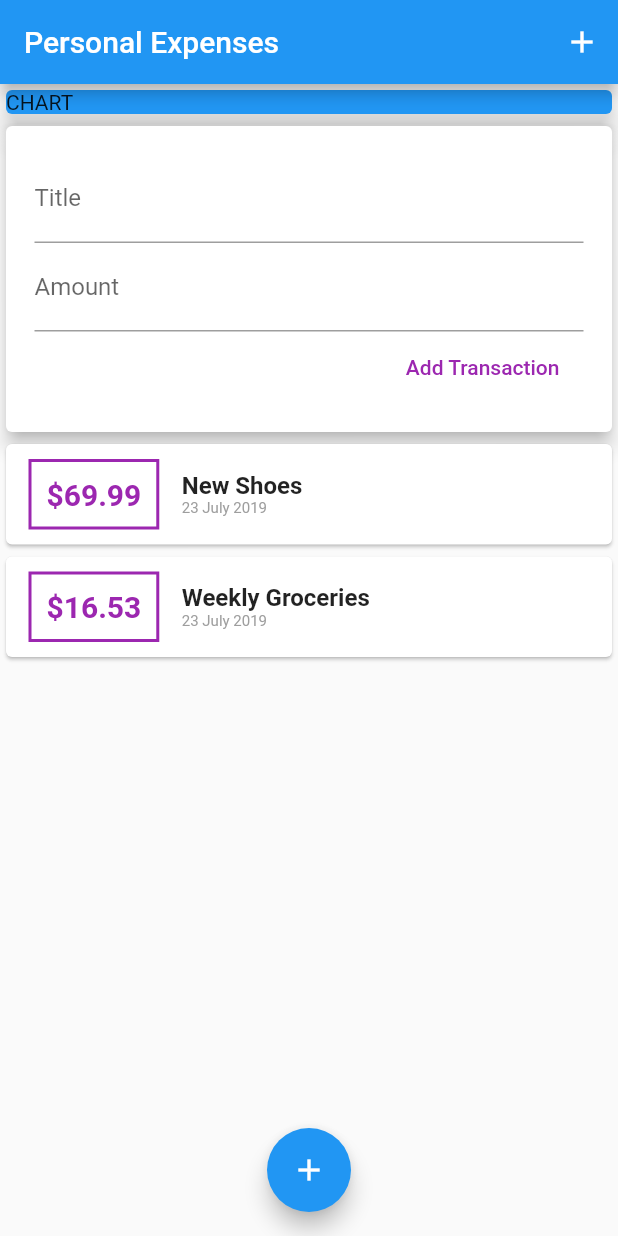
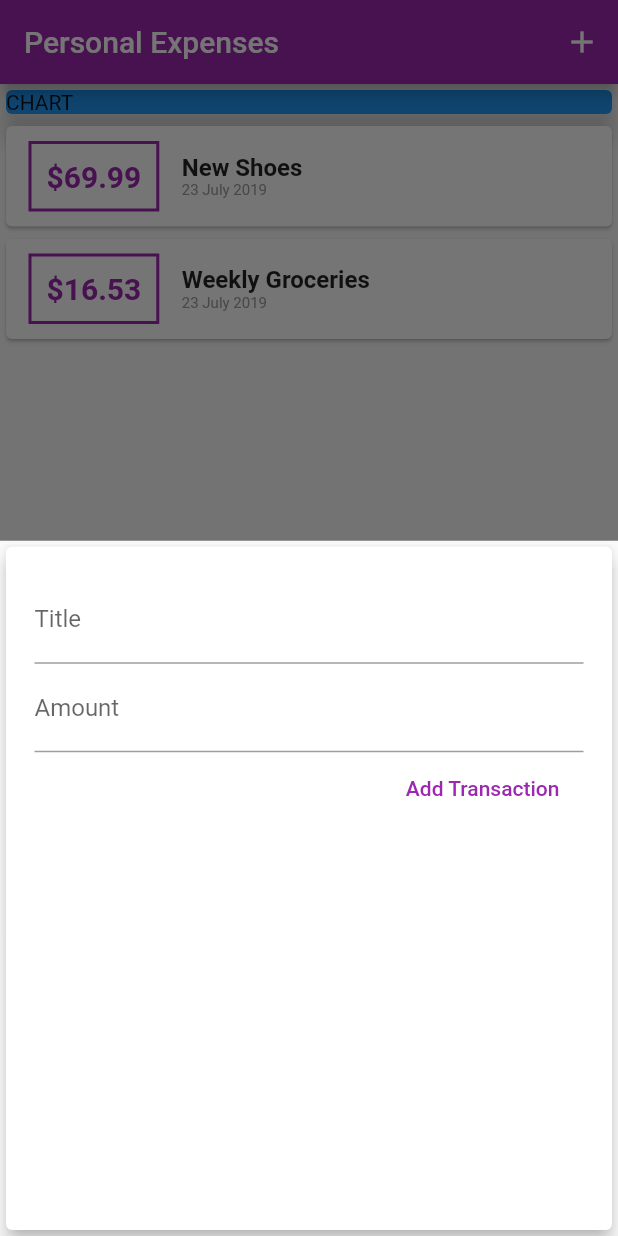
Before and after one commit to arifpurwandaru/personal_expenses_app, a Flutter app: the screen it shows after launch, after a tap on the "add" icon, on a phone screen of 412 x 824 dp. Run offline on Flutter 3.47's test engine with Material 2 defaults, Android fonts, the phone set to English and light mode, and no system bars.

Commit message:
92. Configuring and Using Themes

```diff
--- a/lib/main.dart
+++ b/lib/main.dart
@@ -1,6 +1,8 @@
 import 'package:flutter/material.dart';
 
-import './widgets/user_transaction.dart';
+import './model/Transaction.dart';
+import './widgets/new_transaction.dart';
+import './widgets/transaction_list.dart';
 
 main() => runApp(MyApp());
 
@@ -8,12 +10,64 @@ class MyApp extends StatelessWidget {
   @override
   Widget build(BuildContext context) {
     return MaterialApp(
+      title: 'Personal Expenses Jangkrik',
       home: MyHomePage(),
+      theme: ThemeData(
+        primarySwatch: Colors.purple,
+        accentColor: Colors.amber,
+
+      ),
     );
   }
 }
 
-class MyHomePage extends StatelessWidget {
+class MyHomePage extends StatefulWidget {
+  @override
+  _MyHomePageState createState() => _MyHomePageState();
+}
+
+class _MyHomePageState extends State<MyHomePage> {
+  final List<Transaction> _userTransaction = [
+    Transaction(
+      id: 't1',
+      title: 'New Shoes',
+      amount: 69.99,
+      date: DateTime.now(),
+    ),
+    Transaction(
+      id: 't2',
+      title: 'Weekly Groceries',
+      amount: 16.53,
+      date: DateTime.now(),
+    ),
+  ];
+
+  void _addTransaction(String trxTitle, double trxAmount) {
+    final newTrx = Transaction(
+      title: trxTitle,
+      amount: trxAmount,
+      date: DateTime.now(),
+      id: DateTime.now().toString(),
+    );
+
+    setState(() {
+      _userTransaction.add(newTrx);
+    });
+  }
+
+  void showModalCreateTrx(BuildContext ctx) {
+    showModalBottomSheet(
+      context: ctx,
+      builder: (BuildContext ctxDua) {
+        return GestureDetector(
+          onTap: () {},
+          child: NewTransaction(_addTransaction),
+          behavior: HitTestBehavior.opaque,
+        );
+      },
+    );
+  }
+
   @override
   Widget build(BuildContext context) {
     return Scaffold(
@@ -22,13 +76,13 @@ class MyHomePage extends StatelessWidget {
         actions: <Widget>[
           IconButton(
             icon: Icon(Icons.add),
-            onPressed: () {},
+            onPressed: () => showModalCreateTrx(context),
           )
         ],
       ),
       floatingActionButton: FloatingActionButton(
         child: Icon(Icons.add),
-        onPressed: () {},
+        onPressed: () => showModalCreateTrx(context),
       ),
       floatingActionButtonLocation: FloatingActionButtonLocation.centerFloat,
       body: SingleChildScrollView(
@@ -42,7 +96,7 @@ class MyHomePage extends StatelessWidget {
                 child: Text('CHART'),
               ),
             ),
-            UserTransaction()
+            TransactionList(_userTransaction)
           ],
         ),
       ),
--- a/lib/widgets/new_transaction.dart
+++ b/lib/widgets/new_transaction.dart
@@ -1,18 +1,27 @@
 import 'package:flutter/material.dart';
 
-class NewTransaction extends StatelessWidget {
-  final titleController = TextEditingController();
-  final amountController = TextEditingController();
+class NewTransaction extends StatefulWidget {
   final Function _addTransaction;
   NewTransaction(this._addTransaction);
 
-  void submitTrx(){
+  @override
+  _NewTransactionState createState() => _NewTransactionState();
+}
+
+class _NewTransactionState extends State<NewTransaction> {
+  final titleController = TextEditingController();
+
+  final amountController = TextEditingController();
+
+  void submitTrx() {
     bool empty = titleController.text.isEmpty || amountController.text.isEmpty;
-    if(empty) return;
+    if (empty) return;
     double amount = double.parse(amountController.text);
-    if(empty || amount <= 0) return;
-    _addTransaction(titleController.text,amount);
+    if (empty || amount <= 0) return;
+    widget._addTransaction(titleController.text, amount);
+    Navigator.of(context).pop();
   }
+
   @override
   Widget build(BuildContext context) {
     return Card(
@@ -25,13 +34,13 @@ class NewTransaction extends StatelessWidget {
             TextField(
               decoration: InputDecoration(labelText: 'Title'),
               controller: titleController,
-                    onSubmitted: (_) => submitTrx,
+              onSubmitted: (_) => submitTrx(),
             ),
             TextField(
               decoration: InputDecoration(labelText: 'Amount'),
               controller: amountController,
               keyboardType: TextInputType.number,
-                    onSubmitted: (_) => submitTrx,
+              onSubmitted: (_) => submitTrx(),
             ),
             FlatButton(
               child: Text('Add Transaction'),
--- a/lib/widgets/transaction_list.dart
+++ b/lib/widgets/transaction_list.dart
@@ -27,11 +27,11 @@ class TransactionList extends StatelessWidget {
                     style: TextStyle(
                         fontWeight: FontWeight.bold,
                         fontSize: 20,
-                        color: Colors.purple),
+                        color: Theme.of(context).primaryColor),
                   ),
                   decoration: BoxDecoration(
                     border: Border.all(
-                      color: Colors.purple,
+                      color: Theme.of(context).primaryColor,
                       width: 2,
                     ),
                   ),
--- a/lib/widgets/user_transaction.dart
+++ /dev/null
@@ -1,51 +0,0 @@
-import 'package:flutter/material.dart';
-
-import './new_transaction.dart';
-import './transaction_list.dart';
-
-import '../model/Transaction.dart';
-
-class UserTransaction extends StatefulWidget {
-  @override
-  _UserTransactionState createState() => _UserTransactionState();
-}
-
-class _UserTransactionState extends State<UserTransaction> {
-  final List<Transaction> _userTransaction = [
-    Transaction(
-      id: 't1',
-      title: 'New Shoes',
-      amount: 69.99,
-      date: DateTime.now(),
-    ),
-    Transaction(
-      id: 't2',
-      title: 'Weekly Groceries',
-      amount: 16.53,
-      date: DateTime.now(),
-    ),
-  ];
-
-  void _addTransaction(String trxTitle, double trxAmount) {
-    final newTrx = Transaction(
-      title: trxTitle,
-      amount: trxAmount,
-      date: DateTime.now(),
-      id: DateTime.now().toString(),
-    );
-
-    setState(() {
-      _userTransaction.add(newTrx);
-    });
-  }
-
-  @override
-  Widget build(BuildContext context) {
-    return Column(
-      children: <Widget>[
-        NewTransaction(_addTransaction),
-        TransactionList(_userTransaction),
-      ],
-    );
-  }
-}
```
Lines whose indentation alone changed are shown as unchanged.
